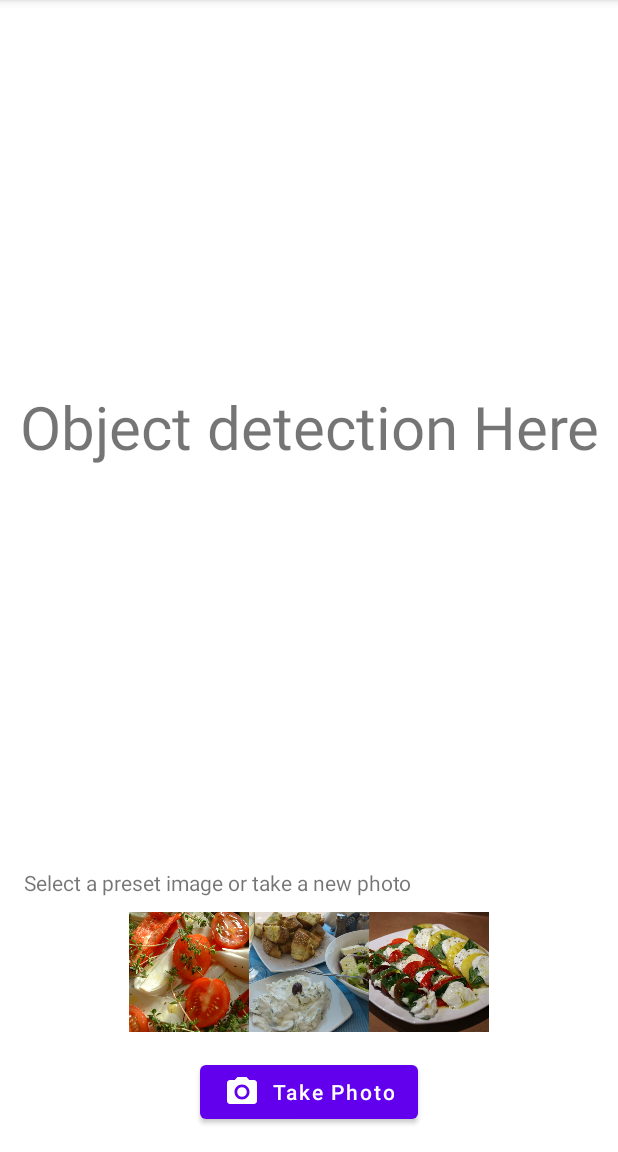
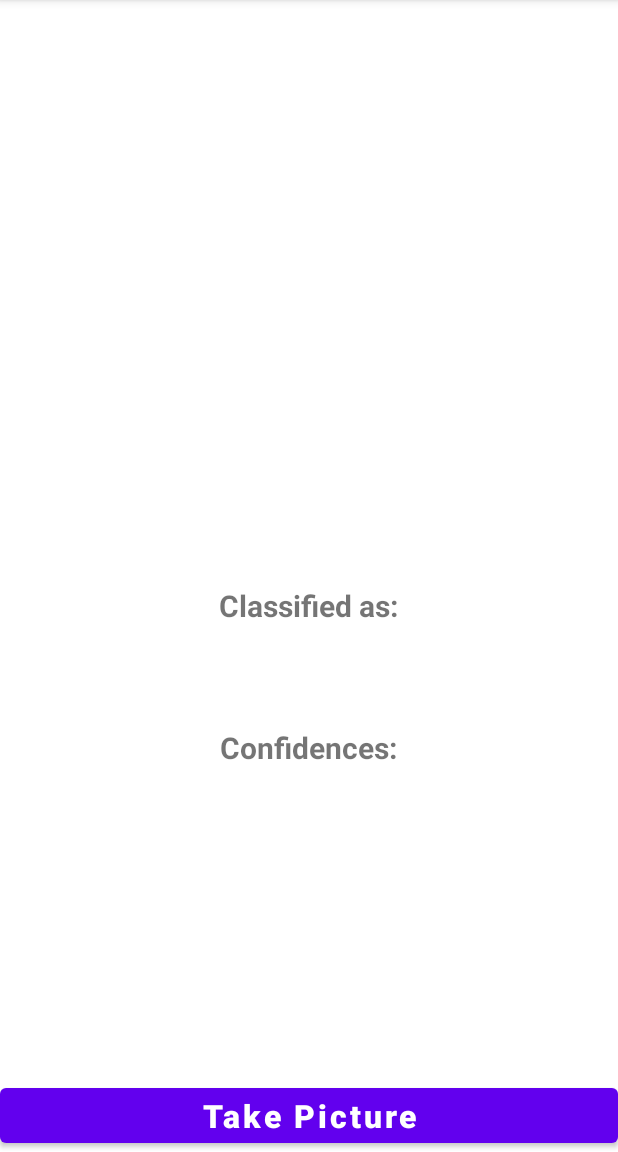
Before and after one commit to zaratr/le_chef, an Android app: the screen it shows after launch (MainActivity), on a phone screen of 412 x 824 dp, the part 84-1236 px from its top. Run offline under Robolectric (Android 15) with nearby library versions, the phone set to English and light mode, and no system bars; libraries missing offline, so code that uses them is left out: org.tensorflow.lite.

Commit message:
added init for java version

```diff
--- a/java_version/app/src/main/ml/ml_can_go_here.txt
+++ /dev/null
@@ -1 +0,0 @@
-ml folder here is assets folder. so don't put tflite of same name in both assets and here. you can just place here.
--- a/java_version/app/src/main/res/layout/activity_main.xml
+++ b/java_version/app/src/main/res/layout/activity_main.xml
@@ -1,88 +1,71 @@
 <?xml version="1.0" encoding="utf-8"?>
 <RelativeLayout xmlns:android="http://schemas.android.com/apk/res/android"
+    xmlns:app="http://schemas.android.com/apk/res-auto"
     xmlns:tools="http://schemas.android.com/tools"
     android:layout_width="match_parent"
     android:layout_height="match_parent"
-    android:orientation="vertical"
-    tools:context="com.le_chef.foodrecognizer.MainActivity">
+    tools:context=".MainActivity">
 
-    <FrameLayout
-        android:layout_width="match_parent"
-        android:layout_height="match_parent"
-        android:layout_above="@+id/tvDescription">
-        <TextView
-            android:id="@+id/tvPlaceholder"
-            android:layout_width="match_parent"
-            android:layout_height="wrap_content"
-            android:layout_gravity="center"
-            android:text="@string/tv_placeholder"
-            android:textAlignment="center"
-            android:textSize="40sp"/>
-        <ImageView
-            android:id="@+id/imageView"
-            android:layout_width="match_parent"
-            android:layout_height="match_parent"
-            android:adjustViewBounds="true"
-            android:contentDescription="@null"
-            android:scaleType="fitCenter"/>
-    </FrameLayout>
-
-    <TextView
-        android:id="@+id/tvDescription"
+    <Button
         android:layout_width="match_parent"
         android:layout_height="wrap_content"
-        android:layout_above="@+id/llSampleImage"
-        android:layout_marginStart="16dp"
-        android:layout_marginTop="10dp"
-        android:layout_marginBottom="10dp"
-        android:text="@string/tv_description"/>
-
-    <LinearLayout
-        android:id="@+id/llSampleImage"
-        android:layout_width="match_parent"
-        android:layout_height="wrap_content"
-        android:layout_above="@+id/captureImageFab"
-        android:gravity="center_horizontal"
-        android:orientation="horizontal">
-        <ImageView
-            android:id="@+id/imgSampleOne"
-            android:layout_width="80dp"
-            android:layout_height="80dp"
-            android:adjustViewBounds="true"
-            android:contentDescription="@null"
-            android:scaleType="centerCrop"
-            android:src="@drawable/img_meal_one"/>
-        <ImageView
-            android:id="@+id/imgSampleTwo"
-            android:layout_width="80dp"
-            android:layout_height="80dp"
-            android:adjustViewBounds="true"
-            android:contentDescription="@null"
-            android:scaleType="centerCrop"
-            android:src="@drawable/img_meal_two"/>
-        <ImageView
-            android:id="@+id/imgSampleThree"
-            android:layout_width="80dp"
-            android:layout_height="80dp"
-            android:adjustViewBounds="true"
-            android:contentDescription="@null"
-            android:scaleType="centerCrop"
-            android:src="@drawable/img_meal_three"/>
-
-    </LinearLayout>
-
-    <Button
-        android:id="@+id/captureImageFab"
+        android:layout_centerInParent="true"
+        android:id="@+id/button"
+        android:text="Take Picture"
+        android:textAllCaps="false"
+        android:layout_alignParentBottom="true"
+        android:textSize="21sp"
+        android:textStyle="bold"
+        />
+    <ImageView
+        android:layout_width="370sp"
+        android:layout_height="370sp"
+        android:layout_centerHorizontal="true"
+        android:id="@+id/imageView"
+        android:layout_marginTop="10sp"
+        />
+    <TextView
         android:layout_width="wrap_content"
         android:layout_height="wrap_content"
-        android:layout_alignParentBottom="true"
         android:layout_centerHorizontal="true"
-        android:layout_gravity="center|bottom"
-        android:layout_marginStart="16dp"
-        android:layout_marginTop="16dp"
-        android:layout_marginEnd="16dp"
-        android:layout_marginBottom="16dp"
-        android:drawableLeft="@drawable/ic_camera"
-        android:text="@string/tv_take_photo"
-        android:textAllCaps="false" />
+        android:text="Classified as:"
+        android:textStyle="bold"
+        android:textSize="20sp"
+        android:id="@+id/classified"
+        android:layout_below="@+id/imageView"
+        android:layout_marginTop="10sp"
+        />
+    <TextView
+        android:layout_width="wrap_content"
+        android:layout_height="wrap_content"
+        android:layout_centerHorizontal="true"
+        android:text=""
+        android:textColor="#C30000"
+        android:textStyle="bold"
+        android:textSize="27sp"
+        android:id="@+id/result"
+        android:layout_below="@+id/classified"
+        />
+    <TextView
+        android:layout_width="wrap_content"
+        android:layout_height="wrap_content"
+        android:id="@+id/confidencesText"
+        android:text="Confidences:"
+        android:textStyle="bold"
+        android:textSize="20sp"
+        android:layout_centerHorizontal="true"
+        android:layout_below="@+id/result"
+        android:layout_marginTop="30sp"
+        />
+    <TextView
+        android:layout_width="wrap_content"
+        android:layout_height="wrap_content"
+        android:layout_centerHorizontal="true"
+        android:text=""
+        android:textColor="#000"
+        android:textSize="22sp"
+        android:id="@+id/confidence"
+        android:layout_below="@+id/confidencesText"
+        />
+
 </RelativeLayout>
```
Also changed, not shown: java_version/app/src/main/java/com/le_chef/foodrecognizer/MainActivity.java (+31 -41 lines), 2 other files.
